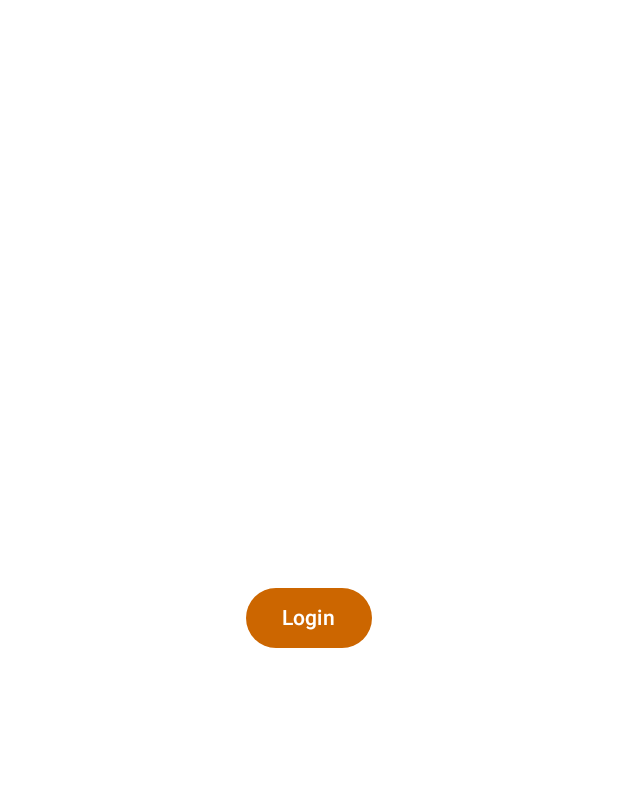
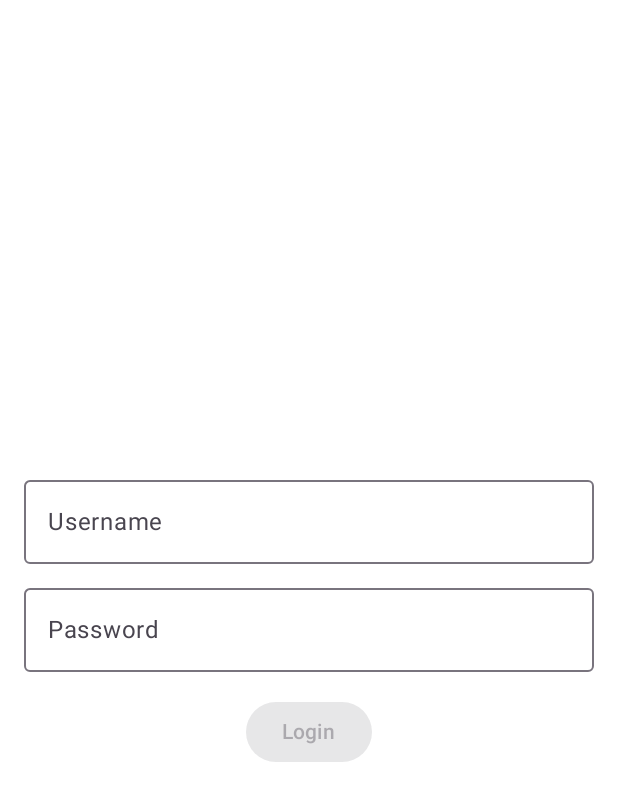
Before and after one commit to AndeTin/Embeded-system, an Android app built with Jetpack Compose: the screen it shows after launch (MainActivity), on a phone screen of 412 x 824 dp. Shown: the top 801 px of the screen. Run offline under Robolectric (Android 15) with nearby library versions, the phone set to English and light mode, and no system bars.

Commit message:
feat: add user and password

```diff
--- a/project/Foodmap/app/src/main/java/com/example/foodmap/LoginScreen.kt
+++ b/project/Foodmap/app/src/main/java/com/example/foodmap/LoginScreen.kt
@@ -3,20 +3,54 @@ package com.example.foodmap
 import androidx.compose.foundation.layout.Arrangement
 import androidx.compose.foundation.layout.Column
 import androidx.compose.foundation.layout.fillMaxSize
+import androidx.compose.foundation.layout.fillMaxWidth
+import androidx.compose.foundation.layout.padding
 import androidx.compose.material3.Button
+import androidx.compose.material3.OutlinedTextField
 import androidx.compose.material3.Text
 import androidx.compose.runtime.Composable
+import androidx.compose.runtime.getValue
+import androidx.compose.runtime.mutableStateOf
+import androidx.compose.runtime.remember
+import androidx.compose.runtime.setValue
 import androidx.compose.ui.Alignment
 import androidx.compose.ui.Modifier
+import androidx.compose.ui.text.input.PasswordVisualTransformation
+import androidx.compose.ui.unit.dp
 
 @Composable
-fun LoginScreen(onLoginSuccess: () -> Unit) {
+fun LoginScreen(onLoginSuccess: (String) -> Unit) {
+    var username by remember { mutableStateOf("") }
+    var password by remember { mutableStateOf("") }
+
     Column(
-        modifier = Modifier.fillMaxSize(),
+        modifier = Modifier
+            .fillMaxSize()
+            .padding(16.dp),
         verticalArrangement = Arrangement.Center,
         horizontalAlignment = Alignment.CenterHorizontally
     ) {
-        Button(onClick = onLoginSuccess) {
+        OutlinedTextField(
+            value = username,
+            onValueChange = { username = it },
+            label = { Text("Username") },
+            modifier = Modifier
+                .fillMaxWidth()
+                .padding(bottom = 8.dp)
+        )
+        OutlinedTextField(
+            value = password,
+            onValueChange = { password = it },
+            label = { Text("Password") },
+            visualTransformation = PasswordVisualTransformation(),
+            modifier = Modifier
+                .fillMaxWidth()
+                .padding(bottom = 16.dp)
+        )
+        Button(
+            onClick = { onLoginSuccess(username) },
+            enabled = username.isNotBlank() && password.isNotBlank()
+        ) {
             Text("Login")
         }
     }
--- a/project/Foodmap/app/src/main/java/com/example/foodmap/MainActivity.kt
+++ b/project/Foodmap/app/src/main/java/com/example/foodmap/MainActivity.kt
@@ -9,9 +9,11 @@ import androidx.compose.material3.MaterialTheme
 import androidx.compose.material3.Surface
 import androidx.compose.runtime.Composable
 import androidx.compose.ui.Modifier
+import androidx.navigation.NavType
 import androidx.navigation.compose.NavHost
 import androidx.navigation.compose.composable
 import androidx.navigation.compose.rememberNavController
+import androidx.navigation.navArgument
 import com.example.foodmap.ui.theme.FoodmapTheme
 
 class MainActivity : ComponentActivity() {
@@ -36,10 +38,14 @@ fun FoodmapApp() {
     val navController = rememberNavController()
     NavHost(navController = navController, startDestination = "login") {
         composable("login") {
-            LoginScreen(onLoginSuccess = { navController.navigate("main") })
+            LoginScreen(onLoginSuccess = { username -> navController.navigate("main/$username") })
         }
-        composable("main") {
-            MainScreen()
+        composable(
+            route = "main/{username}",
+            arguments = listOf(navArgument("username") { type = NavType.StringType })
+        ) { backStackEntry ->
+            val username = backStackEntry.arguments?.getString("username") ?: ""
+            MainScreen(username = username)
         }
     }
 }
--- a/project/Foodmap/app/src/main/java/com/example/foodmap/MainScreen.kt
+++ b/project/Foodmap/app/src/main/java/com/example/foodmap/MainScreen.kt
@@ -1,6 +1,9 @@
 package com.example.foodmap
 
 import android.app.Activity
+import androidx.compose.foundation.layout.Arrangement
+import androidx.compose.foundation.layout.Row
+import androidx.compose.foundation.layout.fillMaxWidth
 import androidx.compose.foundation.layout.padding
 import androidx.compose.material.icons.Icons
 import androidx.compose.material.icons.automirrored.filled.ExitToApp
@@ -11,17 +14,20 @@ import androidx.compose.material3.BottomAppBar
 import androidx.compose.material3.Icon
 import androidx.compose.material3.IconButton
 import androidx.compose.material3.Scaffold
+import androidx.compose.material3.Text
 import androidx.compose.runtime.Composable
 import androidx.compose.runtime.mutableStateOf
 import androidx.compose.runtime.remember
+import androidx.compose.ui.Alignment
 import androidx.compose.ui.Modifier
 import androidx.compose.ui.platform.LocalContext
+import androidx.compose.ui.unit.dp
 import androidx.navigation.compose.NavHost
 import androidx.navigation.compose.composable
 import androidx.navigation.compose.rememberNavController
 
 @Composable
-fun MainScreen() {
+fun MainScreen(username: String) {
     val navController = rememberNavController()
     val context = LocalContext.current
 
@@ -188,6 +194,7 @@ fun MainScreen() {
     Scaffold(
         bottomBar = {
             BottomAppBar {
+                Row(modifier = Modifier.fillMaxWidth(), horizontalArrangement = Arrangement.SpaceBetween, verticalAlignment = Alignment.CenterVertically) {
                     IconButton(onClick = { navController.navigate("search") }) {
                         Icon(Icons.Filled.Search, contentDescription = "Search")
                     }
@@ -197,8 +204,10 @@ fun MainScreen() {
                     IconButton(onClick = { navController.navigate("route") }) {
                         Icon(Icons.AutoMirrored.Filled.List, contentDescription = "Route Plan")
                     }
+                    Text(text = username, modifier = Modifier.padding(end = 8.dp))
                     IconButton(onClick = { (context as? Activity)?.finish() }) {
                         Icon(Icons.AutoMirrored.Filled.ExitToApp, contentDescription = "Exit")
+                    }
                 }
             }
         }
```
Lines whose indentation alone changed are shown as unchanged.
